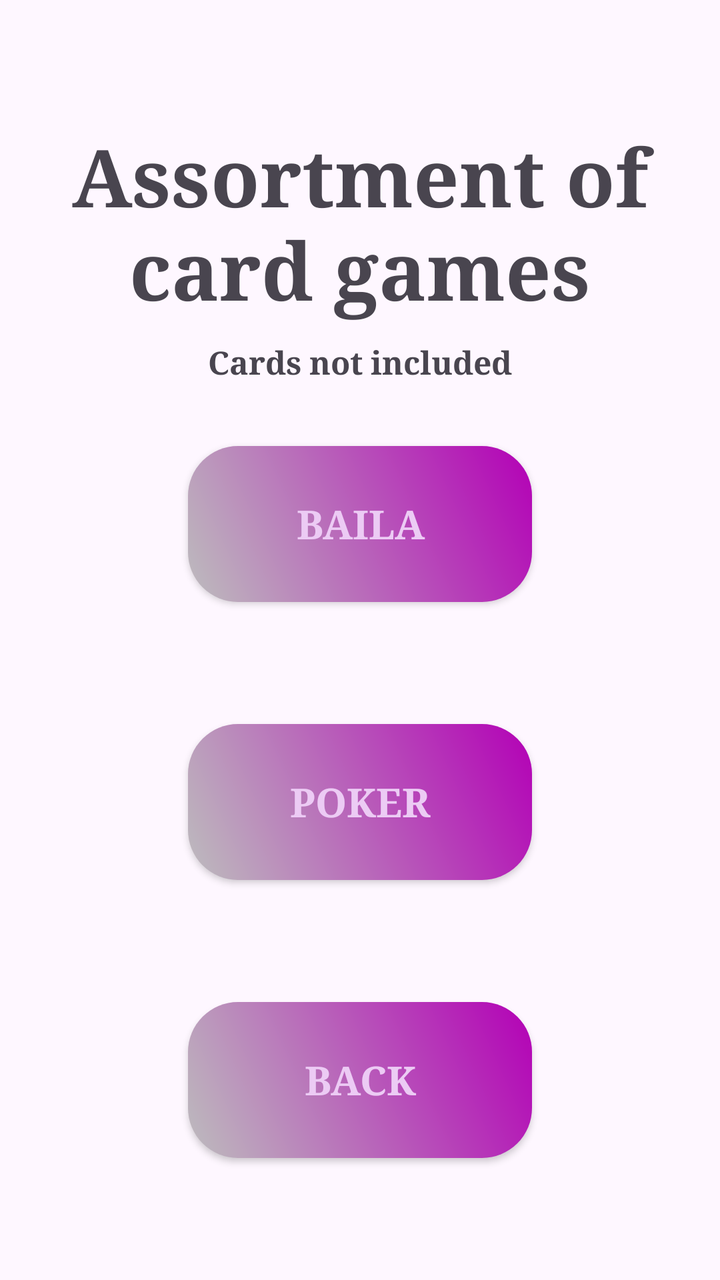
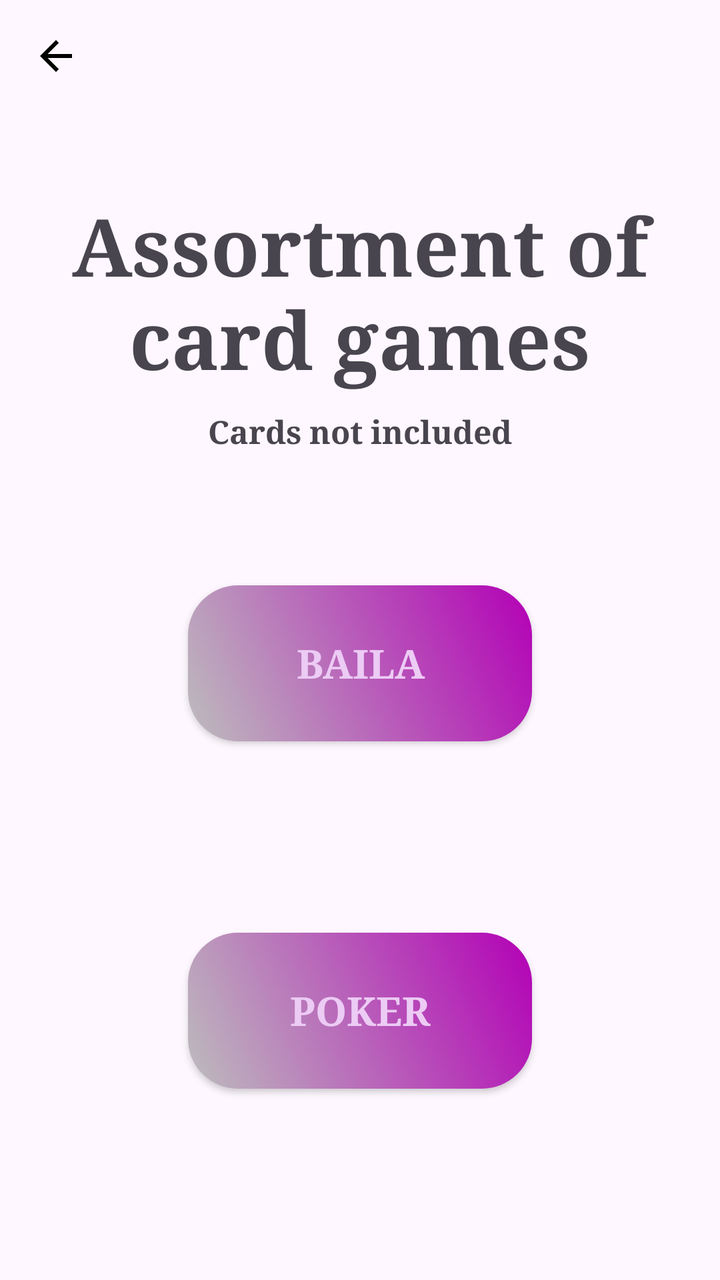

Before-and-after screenshots of an Android layout around one commit, followed by the original layout XML and the change that was made.
<!-- AndroidManifest.xml: application theme Theme.GameCollection -->
<!-- res/layout/activity_card_games.xml -->
<?xml version="1.0" encoding="utf-8"?>
<androidx.constraintlayout.widget.ConstraintLayout xmlns:android="http://schemas.android.com/apk/res/android"
    xmlns:app="http://schemas.android.com/apk/res-auto"
    xmlns:tools="http://schemas.android.com/tools"
    android:id="@+id/main"
    android:layout_width="match_parent"
    android:layout_height="match_parent"
    tools:context=".paranoia.ParanoiaActivity">

    <TextView
        android:id="@+id/CroatianPickTextView"
        android:layout_width="356dp"
        android:layout_height="101dp"
        android:fontFamily="serif"
        android:text="Assortment of card games"
        android:textAlignment="center"
        android:textSize="40sp"
        android:textStyle="bold"
        app:layout_constraintBottom_toTopOf="@+id/buttonToBaila"
        app:layout_constraintEnd_toEndOf="parent"
        app:layout_constraintStart_toStartOf="parent"
        app:layout_constraintTop_toTopOf="parent" />

    <androidx.appcompat.widget.AppCompatButton
        android:id="@+id/buttonToBaila"
        android:layout_width="172dp"
        android:layout_height="78dp"
        android:background="@drawable/card_game_button"
        android:fontFamily="serif"
        android:text="Baila"
        android:textColor="@color/cardGameButtonTextColour"
        android:textSize="20sp"
        android:textStyle="bold"
        app:layout_constraintBottom_toTopOf="@+id/buttonToPoker"
        app:layout_constraintEnd_toEndOf="parent"
        app:layout_constraintStart_toStartOf="parent"
        app:layout_constraintTop_toBottomOf="@+id/CroatianPickTextView" />

    <androidx.appcompat.widget.AppCompatButton
        android:id="@+id/buttonToPoker"
        android:layout_width="172dp"
        android:layout_height="78dp"
        android:background="@drawable/card_game_button"
        android:fontFamily="serif"
        android:text="Poker"
        android:textColor="@color/cardGameButtonTextColour"
        android:textSize="20sp"
        android:textStyle="bold"
        app:layout_constraintBottom_toTopOf="@+id/buttonBackFromCardGames"
        app:layout_constraintEnd_toEndOf="parent"
        app:layout_constraintStart_toStartOf="parent"
        app:layout_constraintTop_toBottomOf="@+id/buttonToBaila" />

    <TextView
        android:id="@+id/CardsNotIncluded"
        android:layout_width="wrap_content"
        android:layout_height="wrap_content"
        android:layout_marginTop="8dp"
        android:fontFamily="serif"
        android:text="Cards not included"
        android:textSize="16sp"
        android:textStyle="bold"
        app:layout_constraintEnd_toEndOf="parent"
        app:layout_constraintStart_toStartOf="parent"
        app:layout_constraintTop_toBottomOf="@+id/CroatianPickTextView" />

    <androidx.appcompat.widget.AppCompatButton
        android:id="@+id/buttonBackFromCardGames"
        android:layout_width="172dp"
        android:layout_height="78dp"
        android:background="@drawable/card_game_button"
        android:fontFamily="serif"
        android:text="Back"
        android:textColor="@color/cardGameButtonTextColour"
        android:textSize="20sp"
        android:textStyle="bold"
        app:layout_constraintBottom_toBottomOf="parent"
        app:layout_constraintEnd_toEndOf="parent"
        app:layout_constraintStart_toStartOf="parent"
        app:layout_constraintTop_toBottomOf="@+id/buttonToPoker" />

</androidx.constraintlayout.widget.ConstraintLayout>
<!-- resources referenced by this layout -->
<resources>
  <color name="cardGameButtonTextColour">#ECCBF4</color>
  <!-- drawable card_game_button (drawable) -->
  <?xml version="1.0" encoding="utf-8"?>
  <shape xmlns:android="http://schemas.android.com/apk/res/android" android:shape="rectangle">
      <gradient
          android:angle="45"
          android:startColor="#BDBDBD"
          android:endColor="#B300B6"/>
      <corners android:radius="25dp" />
  </shape>
  <style name="Theme.GameCollection" parent="Base.Theme.GameCollection" />
  <style name="Base.Theme.GameCollection" parent="Theme.Material3.DayNight.NoActionBar">
          
          
      </style>
</resources>

<!-- the commit's change to res/layout/activity_card_games.xml (unified diff, before → after) -->
@@ -46,7 +46,7 @@
         android:textColor="@color/cardGameButtonTextColour"
         android:textSize="20sp"
         android:textStyle="bold"
-        app:layout_constraintBottom_toTopOf="@+id/buttonBackFromCardGames"
+        app:layout_constraintBottom_toBottomOf="parent"
         app:layout_constraintEnd_toEndOf="parent"
         app:layout_constraintStart_toStartOf="parent"
         app:layout_constraintTop_toBottomOf="@+id/buttonToBaila" />
@@ -64,19 +64,17 @@
         app:layout_constraintStart_toStartOf="parent"
         app:layout_constraintTop_toBottomOf="@+id/CroatianPickTextView" />
 
-    <androidx.appcompat.widget.AppCompatButton
-        android:id="@+id/buttonBackFromCardGames"
-        android:layout_width="172dp"
-        android:layout_height="78dp"
-        android:background="@drawable/card_game_button"
-        android:fontFamily="serif"
-        android:text="Back"
-        android:textColor="@color/cardGameButtonTextColour"
-        android:textSize="20sp"
-        android:textStyle="bold"
-        app:layout_constraintBottom_toBottomOf="parent"
-        app:layout_constraintEnd_toEndOf="parent"
+    <ImageButton
+        android:id="@+id/buttonBack"
+        android:layout_width="40dp"
+        android:layout_height="40dp"
+        android:layout_marginStart="8dp"
+        android:layout_marginTop="8dp"
+        android:background="?attr/selectableItemBackgroundBorderless"
+        android:contentDescription="Back"
+        android:padding="8dp"
+        android:src="@drawable/arrow_back"
         app:layout_constraintStart_toStartOf="parent"
-        app:layout_constraintTop_toBottomOf="@+id/buttonToPoker" />
+        app:layout_constraintTop_toTopOf="parent" />
 
 </androidx.constraintlayout.widget.ConstraintLayout>
<!-- resource entries referenced after the edit -->
@@ -1,6 +1,12 @@
 <!-- resources referenced by this layout -->
 <resources>
   <color name="cardGameButtonTextColour">#ECCBF4</color>
+  <!-- drawable arrow_back (drawable) -->
+  <vector xmlns:android="http://schemas.android.com/apk/res/android" android:autoMirrored="true" android:height="24dp" android:tint="#000000" android:viewportHeight="24" android:viewportWidth="24" android:width="24dp">
+        
+      <path android:fillColor="@android:color/white" android:pathData="M20,11H7.83l5.59,-5.59L12,4l-8,8 8,8 1.41,-1.41L7.83,13H20v-2z"/>
+      
+  </vector>
   <!-- drawable card_game_button (drawable) -->
   <?xml version="1.0" encoding="utf-8"?>
   <shape xmlns:android="http://schemas.android.com/apk/res/android" android:shape="rectangle">
